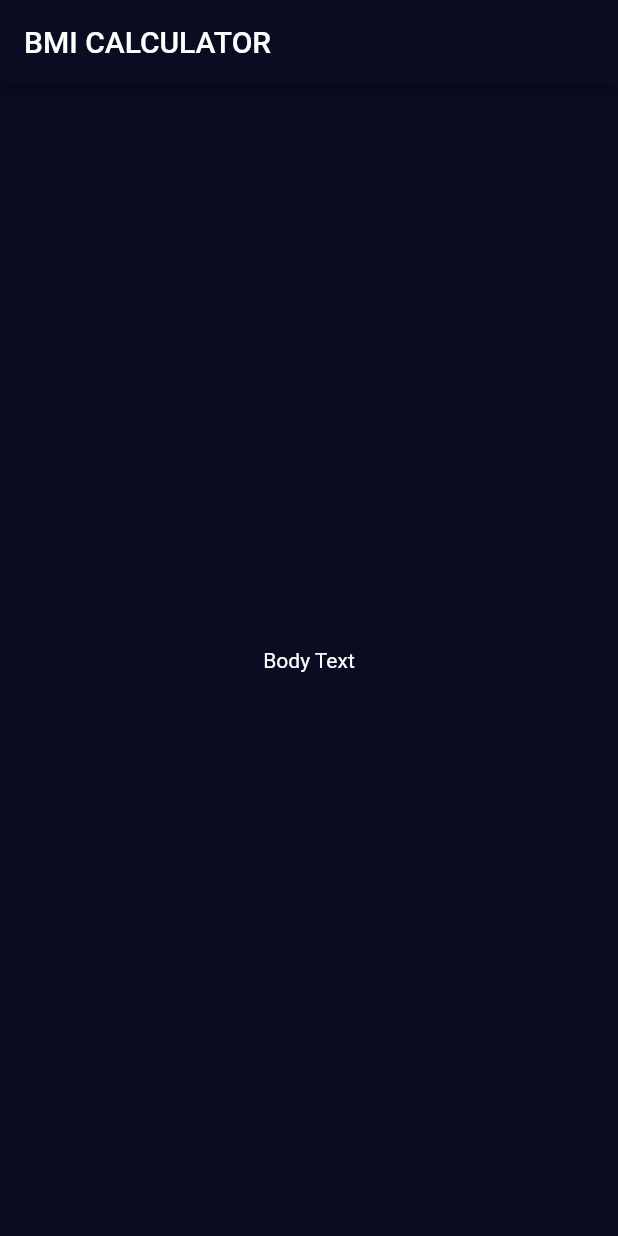
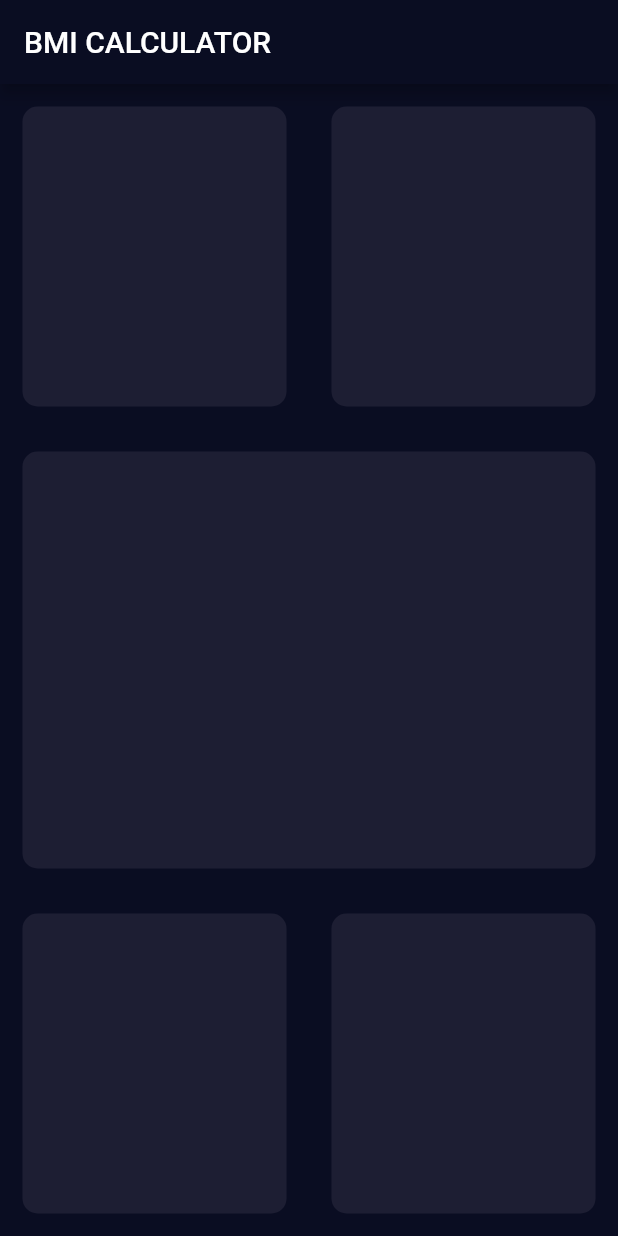
Before and after one commit to kawarimidoll/flutter_course_bmi_calculator, a Flutter app: the screen it shows after launch, on a phone screen of 412 x 824 dp. Run offline on Flutter 3.47's test engine with Material 2 defaults, Android fonts, the phone set to English and light mode, and no system bars.

Commit message:
add widget ReusableCard

```diff
--- a/lib/input_page.dart
+++ b/lib/input_page.dart
@@ -12,9 +12,50 @@
       appBar: AppBar(
         title: Text('BMI CALCULATOR'),
       ),
-      body: Center(
-        child: Text('Body Text'),
+      body: Column(
+        children: [
+          Row(
+            children: [
+              Expanded(
+                child: ReusableCard(Color(0xFF1D1E33)),
+              ),
+              Expanded(
+                child: ReusableCard(Color(0xFF1D1E33)),
+              ),
+            ],
+          ),
+          Expanded(
+            child: ReusableCard(Color(0xFF1D1E33)),
+          ),
+          Row(
+            children: [
+              Expanded(
+                child: ReusableCard(Color(0xFF1D1E33)),
+              ),
+              Expanded(
+                child: ReusableCard(Color(0xFF1D1E33)),
+              ),
+            ],
+          ),
+        ],
       ),
     );
   }
 }
+
+class ReusableCard extends StatelessWidget {
+  final Color color;
+  ReusableCard(this.color);
+
+  @override
+  Widget build(BuildContext context) {
+    return Container(
+      margin: EdgeInsets.all(15.0),
+      decoration: BoxDecoration(
+        color: color,
+        borderRadius: BorderRadius.circular(10.0),
+      ),
+      height: 200.0,
+    );
+  }
+}
```
